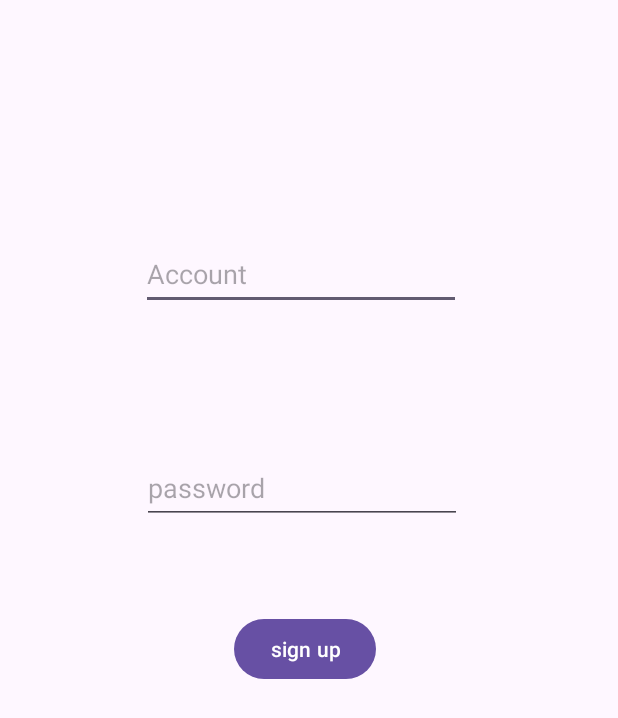
After one commit to How-Wang/Andriod_studio_test, an Android app: the Signup_Act screen opened directly, with no data from a screen before it, on a phone screen of 412 x 824 dp. The commit adds this screen. Shown: the top 718 px of the screen. Run offline under Robolectric (Android 15) with nearby library versions, the phone set to English and light mode, and no system bars.

Commit message:
create form

```diff
--- a/app/src/main/java/com/example/tutorial/MainActivity.java
+++ b/app/src/main/java/com/example/tutorial/MainActivity.java
@@ -39,4 +39,9 @@ public class MainActivity extends AppCompatActivity {
                 e.printStackTrace();
             }
     }
+    public void loginClicked(View v){
+        //launch login
+        Intent i = new Intent(this, login_act.class);
+        startActivity(i);
+    }
 }
--- /dev/null
+++ b/app/src/main/java/com/example/tutorial/Signup_Act.java
@@ -0,0 +1,14 @@
+package com.example.tutorial;
+
+import androidx.appcompat.app.AppCompatActivity;
+
+import android.os.Bundle;
+
+public class Signup_Act extends AppCompatActivity {
+
+    @Override
+    protected void onCreate(Bundle savedInstanceState) {
+        super.onCreate(savedInstanceState);
+        setContentView(R.layout.activity_signup);
+    }
+}
--- /dev/null
+++ b/app/src/main/res/layout/activity_signup.xml
@@ -0,0 +1,52 @@
+<?xml version="1.0" encoding="utf-8"?>
+<androidx.constraintlayout.widget.ConstraintLayout xmlns:android="http://schemas.android.com/apk/res/android"
+    xmlns:app="http://schemas.android.com/apk/res-auto"
+    xmlns:tools="http://schemas.android.com/tools"
+    android:layout_width="match_parent"
+    android:layout_height="match_parent"
+    tools:context=".Signup_Act">
+
+    <EditText
+        android:id="@+id/editTextText2"
+        android:layout_width="wrap_content"
+        android:layout_height="48dp"
+        android:layout_marginStart="95dp"
+        android:layout_marginTop="142dp"
+        android:layout_marginEnd="106dp"
+        android:layout_marginBottom="40dp"
+        android:ems="10"
+        android:hint="Account"
+        android:inputType="text"
+        app:layout_constraintBottom_toTopOf="@+id/editTextTextPassword2"
+        app:layout_constraintEnd_toEndOf="parent"
+        app:layout_constraintStart_toStartOf="parent"
+        app:layout_constraintTop_toTopOf="parent" />
+
+    <EditText
+        android:id="@+id/editTextTextPassword2"
+        android:layout_width="wrap_content"
+        android:layout_height="48dp"
+        android:layout_marginStart="96dp"
+        android:layout_marginTop="38dp"
+        android:layout_marginEnd="105dp"
+        android:layout_marginBottom="458dp"
+        android:ems="10"
+        android:hint="password"
+        android:inputType="textPassword"
+        app:layout_constraintBottom_toBottomOf="parent"
+        app:layout_constraintEnd_toEndOf="parent"
+        app:layout_constraintStart_toStartOf="parent"
+        app:layout_constraintTop_toBottomOf="@+id/editTextText2" />
+
+    <Button
+        android:id="@+id/button7"
+        android:layout_width="wrap_content"
+        android:layout_height="wrap_content"
+        android:layout_marginStart="155dp"
+        android:layout_marginTop="59dp"
+        android:layout_marginEnd="161dp"
+        android:text="sign up"
+        app:layout_constraintEnd_toEndOf="parent"
+        app:layout_constraintStart_toStartOf="parent"
+        app:layout_constraintTop_toBottomOf="@+id/editTextTextPassword2" />
+</androidx.constraintlayout.widget.ConstraintLayout>
```
Also changed, not shown: app/src/main/AndroidManifest.xml (+7 -1 lines), app/src/main/java/com/example/tutorial/login_act.java (added, +22 -0 lines), app/src/main/res/layout/activity_login.xml (added, +66 -0 lines), app/src/main/res/layout/activity_main.xml (+18 -0 lines).
